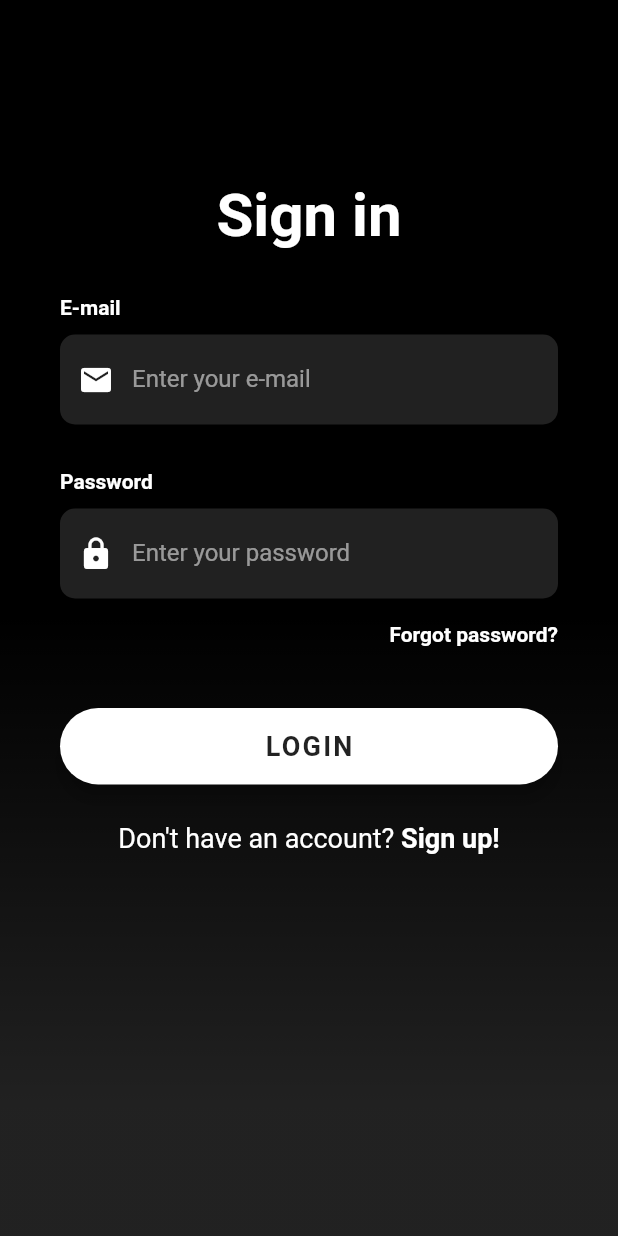
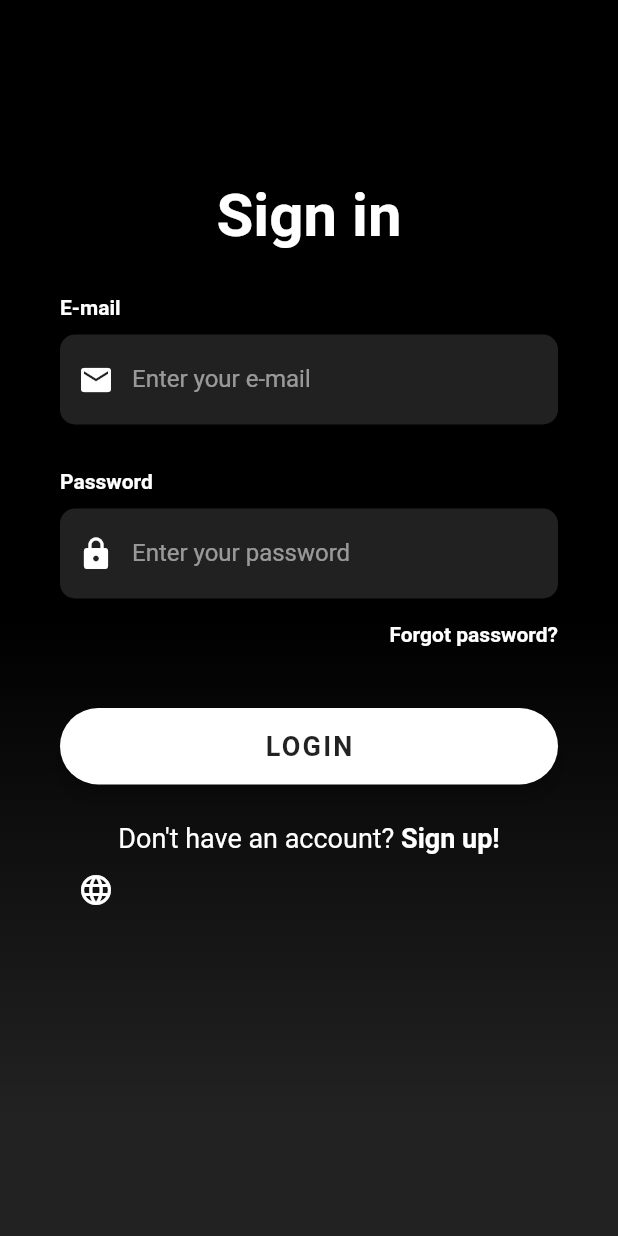
Before and after one commit to cacauisadog/hexagono-fatec, a Flutter app: the screen it shows after launch, on a phone screen of 412 x 824 dp. Run offline on Flutter 3.47's test engine with Material 2 defaults, Android fonts, the phone set to English and light mode, and no system bars; our stand-ins replace rxdart, shared_preferences; Roboto replaces fonts that are missing (OpenSans).

Commit message:
Translating the app

```diff
--- /dev/null
+++ b/app/lib/core/internationalization/app_language.dart
@@ -0,0 +1,40 @@
+import 'package:flutter/material.dart';
+import 'package:shared_preferences/shared_preferences.dart';
+
+class AppLanguage extends ChangeNotifier {
+  Locale _appLocale = Locale('en');
+
+  Locale get appLocal => _appLocale ?? Locale('en');
+
+  fetchLocale() async {
+
+    var prefs = await SharedPreferences.getInstance();
+
+    if (prefs.getString('language_code') == null) {
+      _appLocale = Locale('en');
+      return Null;
+    }
+    _appLocale = Locale(prefs.getString('language_code'));
+    return Null;
+  }
+
+  void changeLanguage (Locale type) async {
+
+    var prefs = await SharedPreferences.getInstance();
+
+    if (_appLocale == type) {
+      return;
+    }
+    if (type == Locale('en')) {
+      _appLocale = Locale('en');
+      await prefs.setString('language_code', 'en');
+      await prefs.setString('countryCode', 'US');
+    }
+    else {
+      _appLocale = Locale('pt');
+      await prefs.setString('language_code', 'pt');
+      await prefs.setString('countryCode', 'BR');
+    }
+    notifyListeners();
+  }
+}
--- /dev/null
+++ b/app/lib/core/internationalization/app_localization_delegate.dart
@@ -0,0 +1,22 @@
+import 'package:app/core/internationalization/app_localizations.dart';
+import 'package:flutter/material.dart';
+
+class AppLocalizationsDelegate extends LocalizationsDelegate<AppLocalizations>{
+
+  const AppLocalizationsDelegate();
+
+  @override
+  bool isSupported(Locale locale) {
+    return ['pt', 'en'].contains(locale.languageCode);
+  }
+
+  @override
+  Future<AppLocalizations> load(Locale locale) async {
+    AppLocalizations localizations = AppLocalizations(locale);
+    await localizations.load();
+    return localizations;
+  }
+
+  @override
+  bool shouldReload(AppLocalizationsDelegate old) => false;
+}
--- /dev/null
+++ b/app/lib/core/internationalization/app_localizations.dart
@@ -0,0 +1,34 @@
+import 'dart:convert';
+import 'package:app/core/internationalization/app_localization_delegate.dart';
+import 'package:flutter/material.dart';
+import 'package:flutter/services.dart';
+
+class AppLocalizations {
+
+  final Locale locale;
+
+  AppLocalizations(this.locale);
+
+  static AppLocalizations of(BuildContext context){
+    return Localizations.of<AppLocalizations>(context, AppLocalizations);
+  }
+
+  static const LocalizationsDelegate<AppLocalizations> delegate = AppLocalizationsDelegate();
+
+  Map<String, String> _localizedStrings;
+
+  Future<bool> load() async {
+    String jsonString = await rootBundle.loadString('lang/${locale.languageCode}.json');
+
+    Map<String, dynamic> jsonMap = json.decode(jsonString);
+
+    _localizedStrings = jsonMap.map((key, value){
+      return MapEntry(key, value.toString());
+    });
+    return true;
+  }
+
+  String translate(String key){
+    return _localizedStrings[key];
+  }
+}
--- /dev/null
+++ b/app/lib/core/internationalization/app_translate.dart
@@ -0,0 +1,12 @@
+import 'package:app/core/internationalization/app_localizations.dart';
+import 'package:flutter/cupertino.dart';
+
+class AppTranslate {
+  final BuildContext context;
+
+  AppTranslate(this.context);
+
+  String text(String key){
+    return AppLocalizations.of(context).translate(key);
+  }
+}
--- a/app/lib/main.dart
+++ b/app/lib/main.dart
@@ -1,15 +1,49 @@
+import 'package:app/core/internationalization/app_language.dart';
 import 'package:flutter/material.dart';
 import 'package:app/screens/login.dart';
+import 'package:app/core/internationalization/app_localizations.dart';
+import 'package:flutter_localizations/flutter_localizations.dart';
+import 'package:provider/provider.dart';
 
-void main() => runApp(MyApp());
+AppLanguage appLanguage = AppLanguage();
+
+void main() async {
+
+  WidgetsFlutterBinding.ensureInitialized();
+
+  AppLanguage appLanguage = AppLanguage();
+
+  await appLanguage.fetchLocale();
+  runApp(MyApp(
+    appLanguage: appLanguage,
+  ));
+}
 
 class MyApp extends StatelessWidget {
+
+  final AppLanguage appLanguage;
+
+  MyApp({this.appLanguage});
+
   @override
   Widget build(BuildContext context) {
-    return MaterialApp(
-      title: 'Login',
-      debugShowCheckedModeBanner: false,
-      home: LoginScreen(),
+    return ChangeNotifierProvider<AppLanguage>(
+      create: (_) => appLanguage,
+      child: Consumer<AppLanguage>(builder: (context, model, child) {
+        return MaterialApp(
+          locale: model.appLocal,
+          supportedLocales: [
+            const Locale('en', 'US'),
+            const Locale('pt', 'BR'),
+          ],
+          localizationsDelegates: [
+            AppLocalizations.delegate,
+            GlobalMaterialLocalizations.delegate,
+            GlobalWidgetsLocalizations.delegate,
+          ],
+          home: LoginScreen(),
+        );
+      }),
     );
   }
 }
--- a/app/lib/screens/login.dart
+++ b/app/lib/screens/login.dart
@@ -1,7 +1,11 @@
+import 'package:app/core/internationalization/app_localizations.dart';
+import 'package:app/core/internationalization/app_translate.dart';
+import 'package:app/screens/forgotPassword.dart';
 import 'package:flutter/material.dart';
 import 'package:app/utilities/constants.dart';
 import 'package:app/screens/signUp.dart';
 import 'package:app/screens/HomePage.dart';
+import 'package:app/utilities/selectLanguage.dart';
 
 class LoginScreen extends StatefulWidget {
   @override
@@ -33,7 +37,7 @@ class _LoginScreenState extends State<LoginScreen> {
               border:InputBorder.none,
               contentPadding: EdgeInsets.only(top: 14.0),
               prefixIcon: Icon(Icons.email, color: Colors.white,),
-              hintText: 'Enter your e-mail',
+              hintText: AppTranslate(context).text('Enter your e-mail'),
               hintStyle: kHintTextStyle,
             ),
           ),
@@ -47,7 +51,7 @@ class _LoginScreenState extends State<LoginScreen> {
       crossAxisAlignment: CrossAxisAlignment.start,
       children: <Widget>[
         Text(
-          'Password',
+          AppTranslate(context).text('Password'),
           style: kLabelStyle,
         ),
         SizedBox(height: 10.0),
@@ -65,7 +69,7 @@ class _LoginScreenState extends State<LoginScreen> {
               border:InputBorder.none,
               contentPadding: EdgeInsets.only(top: 14.0),
               prefixIcon: Icon(Icons.lock, color: Colors.white,),
-              hintText: 'Enter your password',
+              hintText: AppTranslate(context).text('Enter your password'),
               hintStyle: kHintTextStyle,
             ),
           ),
@@ -78,10 +82,10 @@ class _LoginScreenState extends State<LoginScreen> {
     return Container(
       alignment: Alignment.centerRight,
       child: FlatButton(
-        onPressed: () => print('Forgot Password Button Pressed'),
+        onPressed: () => Navigator.push(context, MaterialPageRoute(builder: (context) => ForgotPassword()),),
         padding: EdgeInsets.only(right: 0.0),
         child: Text(
-          'Forgot password?',
+          AppTranslate(context).text('Forgot password?'),
           style: kLabelStyle,
         ),
       ),
@@ -101,7 +105,7 @@ class _LoginScreenState extends State<LoginScreen> {
         ),
         color: Colors.white,
         child: Text(
-          'LOGIN',
+          AppTranslate(context).text('LOGIN'),
           style: TextStyle(
             color: Color(0xDD000000),
             letterSpacing: 1.5,
@@ -121,7 +125,7 @@ class _LoginScreenState extends State<LoginScreen> {
         text: TextSpan(
           children: [
             TextSpan(
-              text: 'Don\'t have an account? ',
+              text: AppTranslate(context).text("Don't have an account? "),
               style: TextStyle(
                 color: Colors.white,
                 fontSize: 18.0,
@@ -129,7 +133,7 @@ class _LoginScreenState extends State<LoginScreen> {
               ),
             ),
             TextSpan(
-              text: 'Sign up!',
+              text: AppTranslate(context).text('Sign up!'),
               style: TextStyle(
                 color: Colors.white,
                 fontSize: 18.0,
@@ -144,6 +148,7 @@ class _LoginScreenState extends State<LoginScreen> {
 
   @override
   Widget build(BuildContext context) {
+
     return Scaffold(
       body: Stack(children: <Widget>[
         Container(
@@ -173,7 +178,7 @@ class _LoginScreenState extends State<LoginScreen> {
                 mainAxisAlignment: MainAxisAlignment.center,
                 children: <Widget>[
                   Text(
-                    'Sign in',
+                    AppLocalizations.of(context).translate('Sign in'),
                     style: TextStyle(
                       color: Colors.white,
                       fontFamily: 'OpenSans',
@@ -188,6 +193,9 @@ class _LoginScreenState extends State<LoginScreen> {
                   _buildForgotPasswordBtn(),
                   _buildLoginBtn(),
                   _buildSignUpBtn(),
+
+                  selectLanguage(),
+
                 ],
               ),
             ),
--- a/app/lib/screens/sidebar/sidebar.dart
+++ b/app/lib/screens/sidebar/sidebar.dart
@@ -2,7 +2,7 @@ import 'dart:async';
 
 import 'package:app/screens/account.dart';
 import 'package:app/screens/homepage.dart';
-import 'package:app/screens/logout.dart';
+import 'package:app/screens/login.dart';
 import 'package:app/screens/notifications.dart';
 import 'package:app/screens/settings.dart';
 
@@ -162,7 +162,7 @@ class SidebarState extends State<Sidebar> with SingleTickerProviderStateMixin<Si
                       MenuItem(
                         icon: Icons.exit_to_app,
                         title: "Log out",
-                        onTap: () => Navigator.push(context, MaterialPageRoute(builder: (context) => Logout()),),
+                        onTap: () => Navigator.push(context, MaterialPageRoute(builder: (context) => LoginScreen()),),
                       ),
                     ],
                   ),
--- /dev/null
+++ b/app/lib/utilities/selectLanguage.dart
@@ -0,0 +1,32 @@
+import 'package:flutter/material.dart';
+import 'package:app/main.dart';
+
+//Botão para mudar o idioma do app
+
+Widget selectLanguage() => Container(
+  alignment: Alignment.bottomLeft,
+  child: PopupMenuButton<int>(
+    itemBuilder: (context) => [
+      PopupMenuItem(
+        value: 1,
+        child: GestureDetector(
+          onTap: () {
+            appLanguage.changeLanguage(Locale('en'));
+          },
+          child: Text('English (US)'),
+        ),
+      ),
+      PopupMenuItem(
+        value: 1,
+        child: GestureDetector(
+          onTap: () {
+            appLanguage.changeLanguage(Locale('pt'));
+          },
+          child: Text('Português (BR)'),
+        ),
+      ),
+    ],
+    icon: Icon(Icons.language, color: Colors.white,),
+    offset: Offset(0, 100),
+  ),
+);
```
Also changed, not shown: app/lang/en.json (added, +10 -0 lines), app/lang/pt.json (added, +10 -0 lines), app/lib/screens/forgotPassword.dart (added, +58 -0 lines), app/pubspec.yaml (+8 -1 lines).
